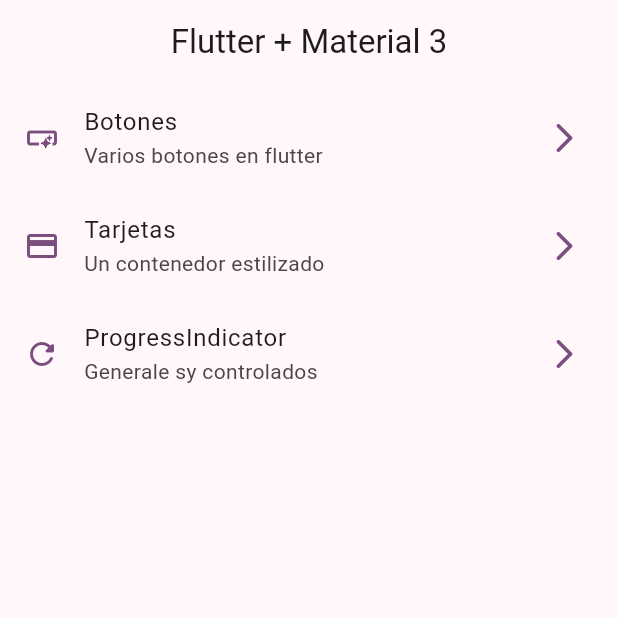
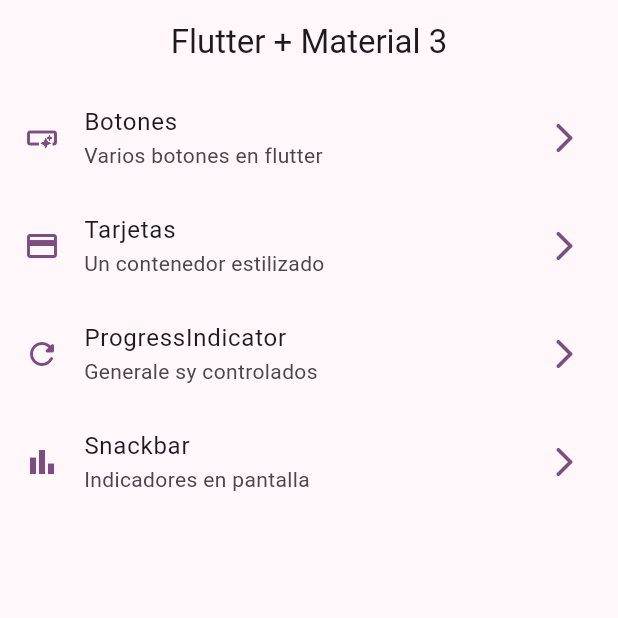
Before and after one commit to jhaineymilevis/flutter-widgets-app, a Flutter app: the screen it shows after launch, on a phone screen of 412 x 824 dp, the top half of it. Run offline on Flutter 3.47's test engine with Material 3 defaults, Android fonts, the phone set to English and light mode, and no system bars; our stand-ins replace go_router.

Commit message:
creating a single snackbar

```diff
--- a/lib/config/menu/menu_item.dart
+++ b/lib/config/menu/menu_item.dart
@@ -29,4 +29,9 @@ const appMenuItems = <MenuItem>[
       subTitle: 'Generale sy controlados',
       link: '/progress',
       icon: Icons.refresh_rounded),
+  MenuItem(
+      title: 'Snackbar',
+      subTitle: 'Indicadores en pantalla',
+      link: '/snaks',
+      icon: Icons.bar_chart_outlined),
 ];
--- a/lib/config/routes/app_route.dart
+++ b/lib/config/routes/app_route.dart
@@ -21,4 +21,8 @@ final appRouter = GoRouter(initialLocation: '/', routes: [
       name: ProgressScreen.name,
       path: '/progress',
       builder: (context, state) => const ProgressScreen()),
+  GoRoute(
+      name: SnackbarScreen.name,
+      path: '/snaks',
+      builder: (context, state) => const SnackbarScreen()),
 ]);
--- a/lib/presentation/screens/snackbar_screen.dart
+++ b/lib/presentation/screens/snackbar_screen.dart
@@ -4,8 +4,29 @@ class SnackbarScreen extends StatelessWidget {
   static const name = 'snackbar_screen';
   const SnackbarScreen({super.key});
 
+  void showCustomSnackbar(BuildContext context) {
+    ScaffoldMessenger.of(context).clearSnackBars();
+    var snackBar = SnackBar(
+      content: const Text('Snackbar'),
+      action: SnackBarAction(label: 'Ok!', onPressed: () {}),
+      duration: const Duration(seconds: 2),
+    );
+    ScaffoldMessenger.of(context).showSnackBar(snackBar);
+  }
+
   @override
   Widget build(BuildContext context) {
-    return const Placeholder();
+    return Scaffold(
+      appBar: AppBar(
+        title: const Text('Snackbar Example'),
+      ),
+      floatingActionButton: FloatingActionButton.extended(
+        onPressed: () => showCustomSnackbar(context),
+        icon: const Icon(Icons.remove_red_eye_outlined),
+        label: const Text(
+          'Mostrar snackbar',
+        ),
+      ),
+    );
   }
 }
```
